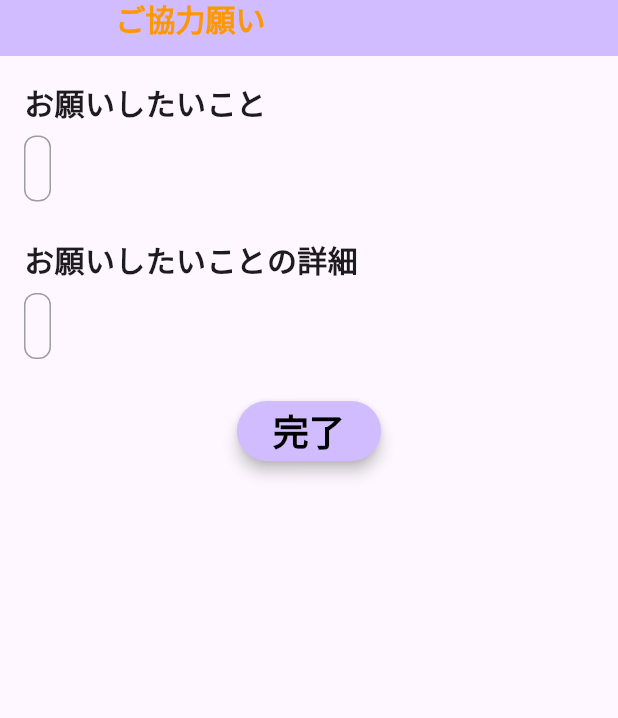
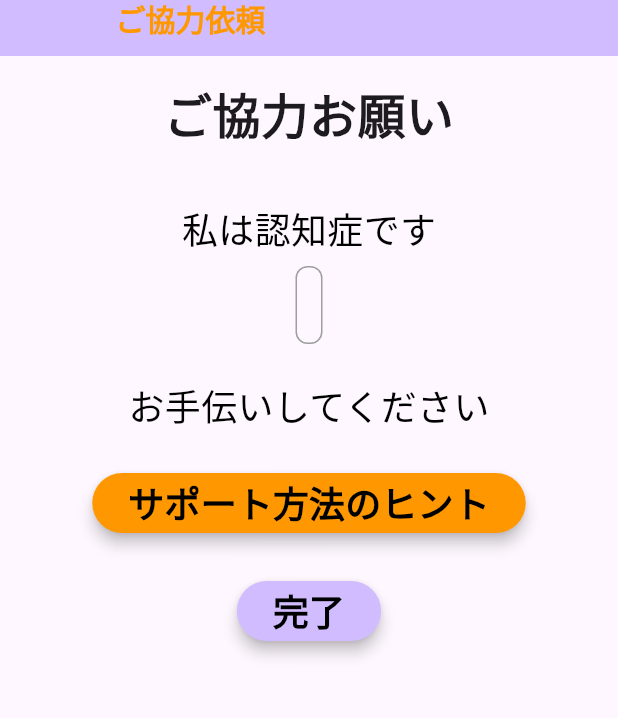
Before and after one commit to nabe33/Gojo2024, a Flutter app: the EnlargeHelpCard screen opened directly with empty values, on a phone screen of 412 x 824 dp, the part 94-812 px from its top. Run offline on Flutter 3.47's test engine with Material 3 defaults, Android fonts, the phone set to English and light mode, and no system bars; our stand-ins replace audioplayers, cloud_firestore, firebase_auth, firebase_core, flutter_riverpod, vibration; accounts and stored records are empty; generated files the repository leaves out were written again.

Commit message:
ヘルプカード拡大表示画面の「サポート方法のヒント」画面を作成

```diff
--- a/lib/helpCard/enlarge_helpcard.dart
+++ b/lib/helpCard/enlarge_helpcard.dart
@@ -1,4 +1,5 @@
 import 'package:flutter/material.dart';
+import 'show_support_hint.dart';
 
 class EnlargeHelpCard extends StatelessWidget {
   final Map<String, dynamic> helpCard;
@@ -16,7 +17,7 @@ class EnlargeHelpCard extends StatelessWidget {
           children: [
             Image.asset('assets/images/GOJO.png', height: 50),
             Text(
-              'ご協力願い',
+              'ご協力依頼',
               style: TextStyle(
                   fontSize: 20,
                   color: Colors.orange,
@@ -30,37 +31,73 @@ class EnlargeHelpCard extends StatelessWidget {
         child: Column(
           crossAxisAlignment: CrossAxisAlignment.start,
           children: [
-            Text(
-              'お願いしたいこと',
-              style: TextStyle(fontSize: 20, fontWeight: FontWeight.bold),
+            Center(
+              child: Text(
+                'ご協力お願い',
+                style: TextStyle(fontSize: 32, fontWeight: FontWeight.bold),
+              ),
+            ),
+            // SizedBox(height: 8),
+            // Container(
+            //   decoration: BoxDecoration(
+            //     border: Border.all(color: Colors.grey),
+            //     borderRadius: BorderRadius.circular(8),
+            //   ),
+            //   padding: EdgeInsets.all(8),
+            //   child: Text(
+            //     helpCard['title'] ?? 'No Title',
+            //     style: TextStyle(fontSize: 18),
+            //   ),
+            // ),
+            SizedBox(height: 36),
+            Center(
+              child: Text(
+                '私は認知症です',
+                style: TextStyle(fontSize: 24, color: Colors.black),
+              ),
             ),
             SizedBox(height: 8),
-            Container(
-              decoration: BoxDecoration(
-                border: Border.all(color: Colors.grey),
-                borderRadius: BorderRadius.circular(8),
-              ),
-              padding: EdgeInsets.all(8),
-              child: Text(
-                helpCard['title'] ?? 'No Title',
-                style: TextStyle(fontSize: 18),
+            Center(
+              child: Container(
+                decoration: BoxDecoration(
+                  border: Border.all(color: Colors.grey),
+                  borderRadius: BorderRadius.circular(8),
+                ),
+                padding: EdgeInsets.all(8),
+                child: Text(
+                  helpCard['contents'] ?? 'No Contents',
+                  style: TextStyle(fontSize: 24),
+                ),
               ),
             ),
             SizedBox(height: 24),
-            Text(
-              'お願いしたいことの詳細',
-              style: TextStyle(fontSize: 20, fontWeight: FontWeight.bold),
+            Center(
+              child: Text(
+                'お手伝いしてください',
+                style: TextStyle(fontSize: 24, color: Colors.black),
+              ),
             ),
-            SizedBox(height: 8),
-            Container(
-              decoration: BoxDecoration(
-                border: Border.all(color: Colors.grey),
-                borderRadius: BorderRadius.circular(8),
-              ),
-              padding: EdgeInsets.all(8),
-              child: Text(
-                helpCard['contents'] ?? 'No Contents',
-                style: TextStyle(fontSize: 18),
+            SizedBox(height: 24),
+            Center(
+              child: ElevatedButton(
+                onPressed: () {
+                  Navigator.push(
+                      context,
+                      MaterialPageRoute(
+                          builder: (context) => ShowSupportHintPage()));
+
+                  // Navigator.pop(
+                  //     context, true); // Return true to indicate completion
+                },
+                style: ElevatedButton.styleFrom(
+                    elevation: 4, backgroundColor: Colors.orange),
+                child: Text(
+                  'サポート方法のヒント',
+                  style: TextStyle(
+                      fontSize: 24,
+                      color: Colors.black,
+                      fontWeight: FontWeight.bold),
+                ),
               ),
             ),
             SizedBox(height: 24),
```
Also changed, not shown: lib/helpCard/show_support_hint.dart (added, +188 -0 lines), 1 other file.
